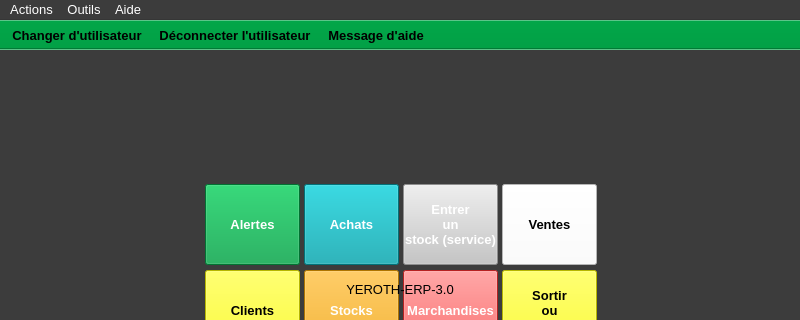
xnoumbissinoundou/yeroth-erp-3.0, file ui/yeroth-erp-main-window.ui: the form before one commit; both pictures show x 0 to 800 and y 0 to 320 of the 800 by 600 pixel window.
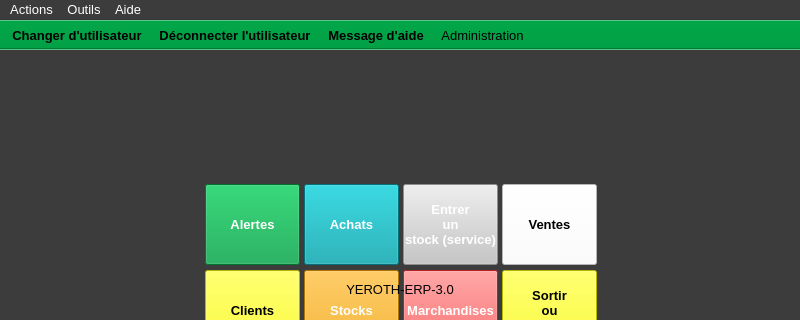
The form after the commit. Icons and pictures are not drawn. Custom widgets are drawn as their Qt base class.

Commit message: On branch master 	modified:   ui/yeroth-erp-main-window.ui

Diff of the .ui file:
```diff
--- a/ui/yeroth-erp-main-window.ui
+++ b/ui/yeroth-erp-main-window.ui
@@ -8474,6 +8474,7 @@
    <addaction name="actionChanger_utilisateur"/>
    <addaction name="actionDeconnecter_utilisateur"/>
    <addaction name="actionAppeler_aide"/>
+   <addaction name="actionAdministration"/>
   </widget>
   <action name="actionA_propos">
    <property name="text">
```
